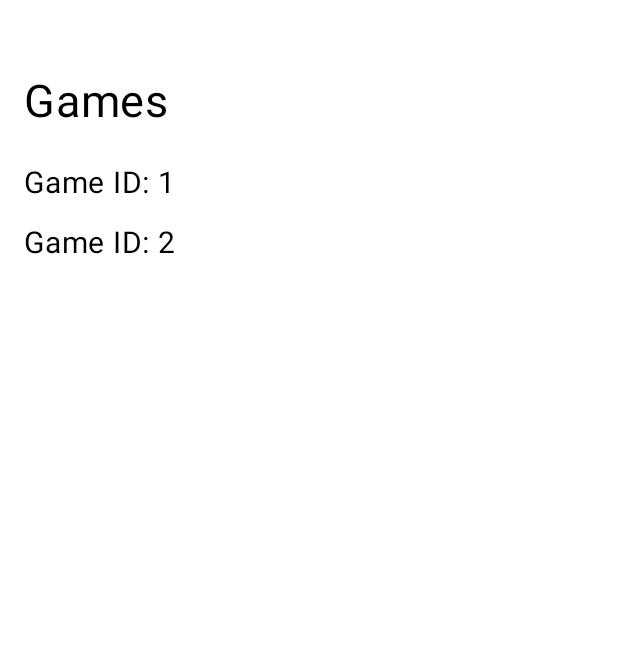
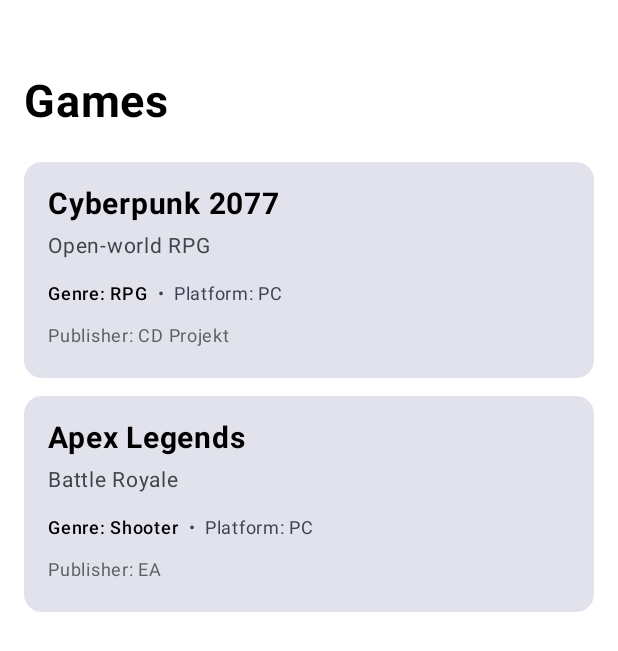
Before and after one commit to hemanth-sunkireddy/GameList_Kotlin_App, an Android app built with Jetpack Compose: the @Preview function GamesPreview, on a phone screen of 412 x 824 dp. Shown: the top 651 px of the screen. Run offline under Robolectric (Android 15) with nearby library versions, the phone set to English and light mode, and no system bars.

Commit message:
feat: Modify game model to support nullable values

```diff
--- a/app/src/main/java/com/gotobootcamp/games/model/Game.kt
+++ b/app/src/main/java/com/gotobootcamp/games/model/Game.kt
@@ -1,15 +1,15 @@
 package com.gotobootcamp.games.model
 
-data class Game (
-    val id: String,
-    val title: String,
-    val thumbnail: String,
-    val shortDescription: String,
-    val gameUrl: String,
-    val genre: String,
-    val platform: String,
-    val publisher: String,
-    val developer: String,
-    val releaseDate: String,
-    val profileUrl: String
+data class Game(
+    val id: String? = "",
+    val title: String? = "",
+    val thumbnail: String? = "",
+    val shortDescription: String? = "",
+    val gameUrl: String? = "",
+    val genre: String? = "",
+    val platform: String? = "",
+    val publisher: String? = "",
+    val developer: String? = "",
+    val releaseDate: String? = "",
+    val profileUrl: String? = ""
 )
--- a/app/src/main/java/com/gotobootcamp/games/view/GameActivity.kt
+++ b/app/src/main/java/com/gotobootcamp/games/view/GameActivity.kt
@@ -5,14 +5,24 @@ import androidx.activity.ComponentActivity
 import androidx.activity.compose.setContent
 import androidx.activity.enableEdgeToEdge
 import androidx.activity.viewModels
+import androidx.compose.foundation.background
+import androidx.compose.foundation.layout.Column
+import androidx.compose.foundation.layout.Row
+import androidx.compose.foundation.layout.Spacer
+import androidx.compose.foundation.layout.fillMaxWidth
+import androidx.compose.foundation.layout.height
 import androidx.compose.foundation.layout.padding
 import androidx.compose.foundation.lazy.LazyColumn
 import androidx.compose.foundation.lazy.items
+import androidx.compose.foundation.shape.RoundedCornerShape
 import androidx.compose.material3.CircularProgressIndicator
+import androidx.compose.material3.MaterialTheme
 import androidx.compose.material3.Text
 import androidx.compose.runtime.Composable
 import androidx.compose.runtime.getValue
 import androidx.compose.ui.Modifier
+import androidx.compose.ui.draw.clip
+import androidx.compose.ui.text.font.FontWeight
 import androidx.compose.ui.tooling.preview.Preview
 import androidx.compose.ui.unit.dp
 import androidx.compose.ui.unit.sp
@@ -52,16 +62,64 @@ fun GameUI(games: List<Game>) {
             Text(
                 text = "Games",
                 fontSize = 30.sp,
+                fontWeight = FontWeight.Bold,
                 modifier = Modifier.padding(bottom = 16.dp)
             )
         }
         items(games) { game ->
+            GameItemCard(game = game)
+        }
+    }
+}
+
+@Composable
+fun GameItemCard(game: Game) {
+    Column(
+        modifier = Modifier
+            .fillMaxWidth()
+            .padding(vertical = 6.dp)
+            .clip(RoundedCornerShape(12.dp))
+            .background(MaterialTheme.colorScheme.surfaceVariant)
+            .padding(16.dp)
+    ) {
+        Text(
+            text = game.title ?: "Untitled",
+            fontSize = 20.sp,
+            fontWeight = FontWeight.Bold
+        )
+
+        Spacer(modifier = Modifier.height(4.dp))
+
+        Text(
+            text = game.shortDescription ?: "",
+            fontSize = 14.sp,
+            color = MaterialTheme.colorScheme.onSurfaceVariant
+        )
+
+        Spacer(modifier = Modifier.height(8.dp))
+
+        Row(
+            modifier = Modifier.fillMaxWidth()
+        ) {
             Text(
-                text = "Game ID: ${game.id}",
-                fontSize = 20.sp,
-                modifier = Modifier.padding(vertical = 8.dp)
+                text = "Genre: ${game.genre ?: "N/A"}",
+                fontSize = 12.sp,
+                fontWeight = FontWeight.Medium
+            )
+            Text(
+                text = "  •  Platform: ${game.platform ?: "N/A"}",
+                fontSize = 12.sp,
+                color = MaterialTheme.colorScheme.secondary
             )
         }
+
+        Spacer(modifier = Modifier.height(4.dp))
+
+        Text(
+            text = "Publisher: ${game.publisher ?: "Unknown"}",
+            fontSize = 12.sp,
+            color = MaterialTheme.colorScheme.outline
+        )
     }
 }
 
```
